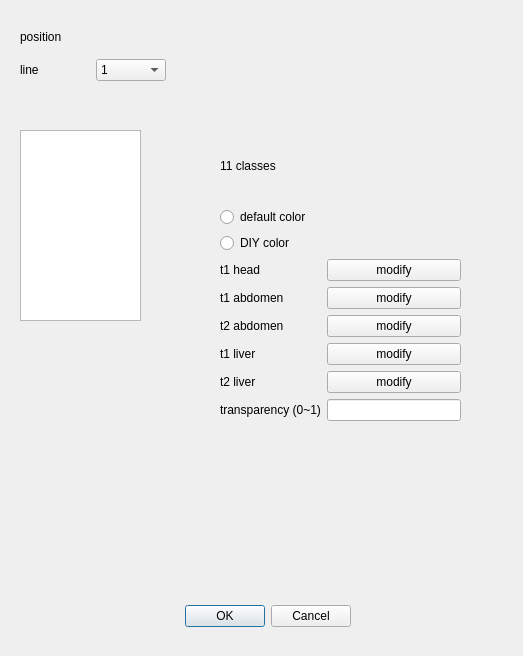
First picture: the form in GUI/PyQt/cPatches.ui, repository thomaskuestner/CNNArt, before the edit.
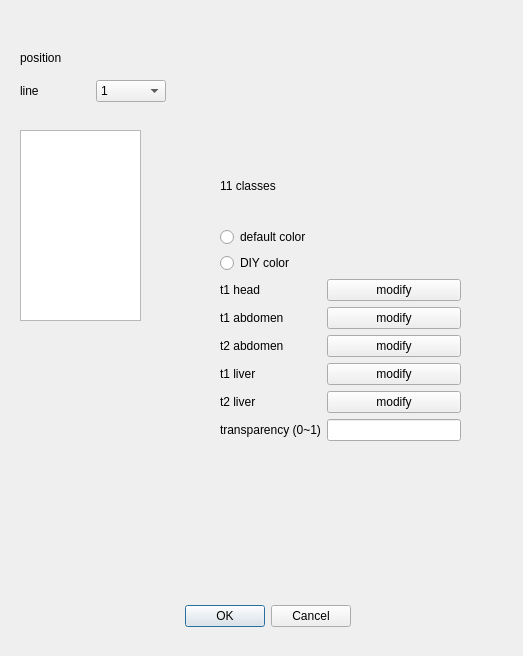
Second picture: the form after the edit. The open tabs and pages were chosen to show the change.

The edit to the form file:
```diff
--- a/GUI/PyQt/cPatches.ui
+++ b/GUI/PyQt/cPatches.ui
@@ -33,12 +33,22 @@
    <property name="geometry">
     <rect>
      <x>20</x>
-     <y>20</y>
+     <y>41</y>
      <width>146</width>
      <height>61</height>
     </rect>
    </property>
    <layout class="QGridLayout" name="gridLayout">
+    <item row="0" column="0">
+     <widget class="QLabel" name="label">
+      <property name="frameShape">
+       <enum>QFrame::NoFrame</enum>
+      </property>
+      <property name="text">
+       <string>position</string>
+      </property>
+     </widget>
+    </item>
     <item row="6" column="0">
      <widget class="QLabel" name="label_2">
       <property name="text">
@@ -90,16 +100,6 @@
       </item>
      </widget>
     </item>
-    <item row="0" column="0">
-     <widget class="QLabel" name="label">
-      <property name="frameShape">
-       <enum>QFrame::NoFrame</enum>
-      </property>
-      <property name="text">
-       <string>position</string>
-      </property>
-     </widget>
-    </item>
    </layout>
   </widget>
   <widget class="QStackedWidget" name="stackedWidget">
@@ -112,7 +112,7 @@
     </rect>
    </property>
    <property name="currentIndex">
-    <number>1</number>
+    <number>0</number>
    </property>
    <widget class="QWidget" name="page">
     <widget class="QWidget" name="gridLayoutWidget_3">
@@ -192,7 +192,7 @@
      <property name="geometry">
       <rect>
        <x>30</x>
-       <y>20</y>
+       <y>40</y>
        <width>241</width>
        <height>291</height>
       </rect>
@@ -205,6 +205,13 @@
         </property>
        </widget>
       </item>
+      <item row="5" column="0">
+       <widget class="QLabel" name="label_7">
+        <property name="text">
+         <string>t2 abdomen</string>
+        </property>
+       </widget>
+      </item>
       <item row="7" column="0">
        <widget class="QLabel" name="label_9">
         <property name="text">
@@ -212,27 +219,6 @@
         </property>
        </widget>
       </item>
-      <item row="6" column="1">
-       <widget class="QPushButton" name="pushButton_5">
-        <property name="text">
-         <string>modify</string>
-        </property>
-       </widget>
-      </item>
-      <item row="5" column="1">
-       <widget class="QPushButton" name="pushButton_4">
-        <property name="text">
-         <string>modify</string>
-        </property>
-       </widget>
-      </item>
-      <item row="5" column="0">
-       <widget class="QLabel" name="label_7">
-        <property name="text">
-         <string>t2 abdomen</string>
-        </property>
-       </widget>
-      </item>
       <item row="6" column="0">
        <widget class="QLabel" name="label_8">
         <property name="text">
@@ -240,22 +226,8 @@
         </property>
        </widget>
       </item>
-      <item row="7" column="1">
-       <widget class="QPushButton" name="pushButton_6">
-        <property name="text">
-         <string>modify</string>
-        </property>
-       </widget>
-      </item>
-      <item row="3" column="0">
-       <widget class="QLabel" name="label_5">
-        <property name="text">
-         <string>t1 head</string>
-        </property>
-       </widget>
-      </item>
-      <item row="3" column="1">
-       <widget class="QPushButton" name="pushButton_2">
+      <item row="5" column="1">
+       <widget class="QPushButton" name="b_113">
         <property name="text">
          <string>modify</string>
         </property>
@@ -268,6 +240,13 @@
         </property>
        </widget>
       </item>
+      <item row="6" column="1">
+       <widget class="QPushButton" name="b_114">
+        <property name="text">
+         <string>modify</string>
+        </property>
+       </widget>
+      </item>
       <item row="4" column="0">
        <widget class="QLabel" name="label_6">
         <property name="text">
@@ -275,6 +254,27 @@
         </property>
        </widget>
       </item>
+      <item row="3" column="1">
+       <widget class="QPushButton" name="b_111">
+        <property name="text">
+         <string>modify</string>
+        </property>
+       </widget>
+      </item>
+      <item row="7" column="1">
+       <widget class="QPushButton" name="b_115">
+        <property name="text">
+         <string>modify</string>
+        </property>
+       </widget>
+      </item>
+      <item row="4" column="1">
+       <widget class="QPushButton" name="b_112">
+        <property name="text">
+         <string>modify</string>
+        </property>
+       </widget>
+      </item>
       <item row="2" column="0">
        <widget class="QRadioButton" name="e2">
         <property name="text">
@@ -282,23 +282,23 @@
         </property>
        </widget>
       </item>
-      <item row="4" column="1">
-       <widget class="QPushButton" name="pushButton_3">
-        <property name="text">
-         <string>modify</string>
-        </property>
-       </widget>
-      </item>
-      <item row="0" column="0">
-       <widget class="QLabel" name="label_4">
-        <property name="text">
-         <string>11 classes</string>
-        </property>
-       </widget>
-      </item>
       <item row="8" column="1">
        <widget class="QLineEdit" name="lineEdit"/>
       </item>
+      <item row="3" column="0">
+       <widget class="QLabel" name="label_5">
+        <property name="text">
+         <string>t1 head</string>
+        </property>
+       </widget>
+      </item>
+      <item row="0" column="0">
+       <widget class="QLabel" name="label_4">
+        <property name="text">
+         <string>11 classes</string>
+        </property>
+       </widget>
+      </item>
      </layout>
     </widget>
    </widget>
```
